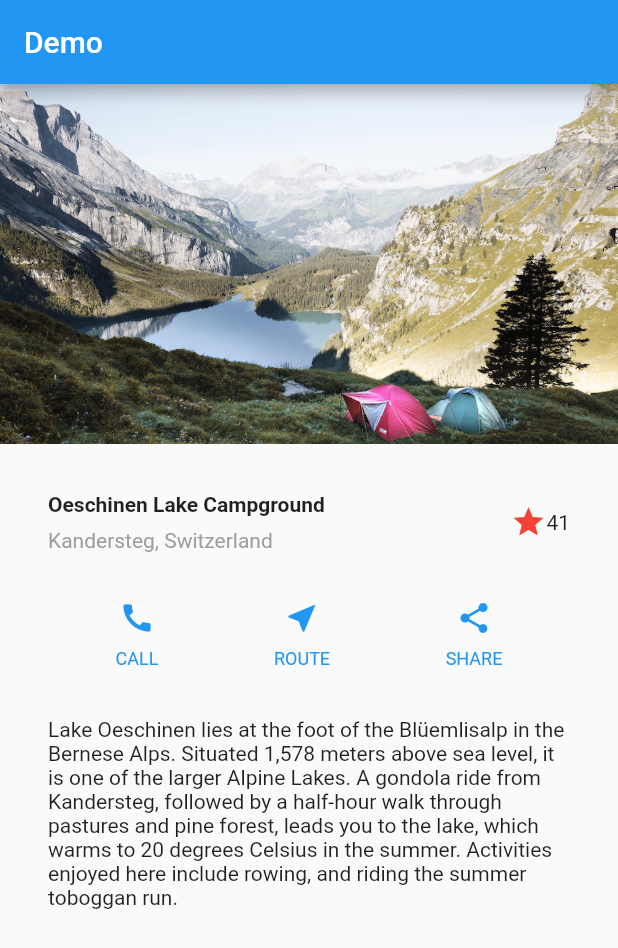
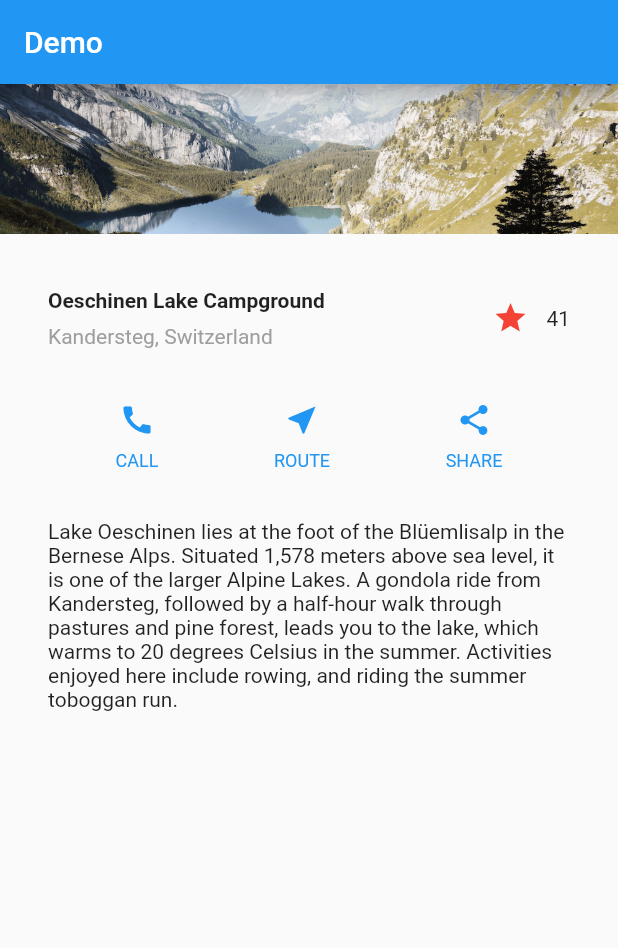
Before and after one commit to pigotop/flutter_firstapp, a Flutter app: the screen it shows after launch, on a phone screen of 412 x 824 dp. Shown: the top 948 px of the screen. Run offline on Flutter 3.47's test engine with Material 2 defaults, Android fonts, the phone set to English and light mode, and no system bars.

Commit message:
เพิ่ม statefulWidget Favorite เพิ่ม การกดเพิ่มลดจำนวน

```diff
--- a/lib/main.dart
+++ b/lib/main.dart
@@ -28,17 +28,71 @@ class MainApp extends StatelessWidget {
           ),
           body: ListView(
             children: [
-              Image.asset(
-                'images/lake.jpg',
-                width: 600,
-                height: 240,
-                fit: BoxFit.cover,
+              Container(
+                width: 100,
+                height: 100,
+                child: AspectRatio(
+                  aspectRatio: 2.0,
+                  child: Image.asset(
+                    'images/lake.jpg',
+                    width: 100,
+                    height: 50,
+                    fit: BoxFit.cover,
+                  ),
+                ),
               ),
               titleSection,
               buttonSection,
               textSection
             ],
           )),
+    );
+  }
+}
+
+class FavoriteWidget extends StatefulWidget {
+  const FavoriteWidget({super.key});
+
+  @override
+  State<StatefulWidget> createState() => _FavoriteWidgetState();
+}
+
+class _FavoriteWidgetState extends State<FavoriteWidget> {
+  bool _isFavorited = true;
+  int _favoriteCount = 41;
+
+  void _toggleFavorite() {
+    setState(() {
+      if (_isFavorited) {
+        _favoriteCount -= 1;
+        _isFavorited = false;
+      } else {
+        _favoriteCount += 1;
+        _isFavorited = true;
+      }
+    });
+  }
+
+  @override
+  Widget build(BuildContext context) {
+    return Row(
+      mainAxisSize: MainAxisSize.min,
+      children: [
+        Container(
+          padding: EdgeInsets.all(0),
+          child: IconButton(
+            padding: EdgeInsets.all(0),
+            onPressed: _toggleFavorite,
+            icon: (_isFavorited
+                ? const Icon(Icons.star)
+                : const Icon(Icons.star_border)),
+            color: Colors.red[500],
+          ),
+        ),
+        SizedBox(
+          child: Text('$_favoriteCount'),
+        )
+      ],
     );
   }
 }
@@ -83,11 +137,7 @@ Widget titleSection = Container(
             )
           ],
         )),
-        Icon(
-          Icons.star,
-          color: Colors.red[500],
-        ),
-        const Text('41')
+        FavoriteWidget()
       ],
     ));
 
```
